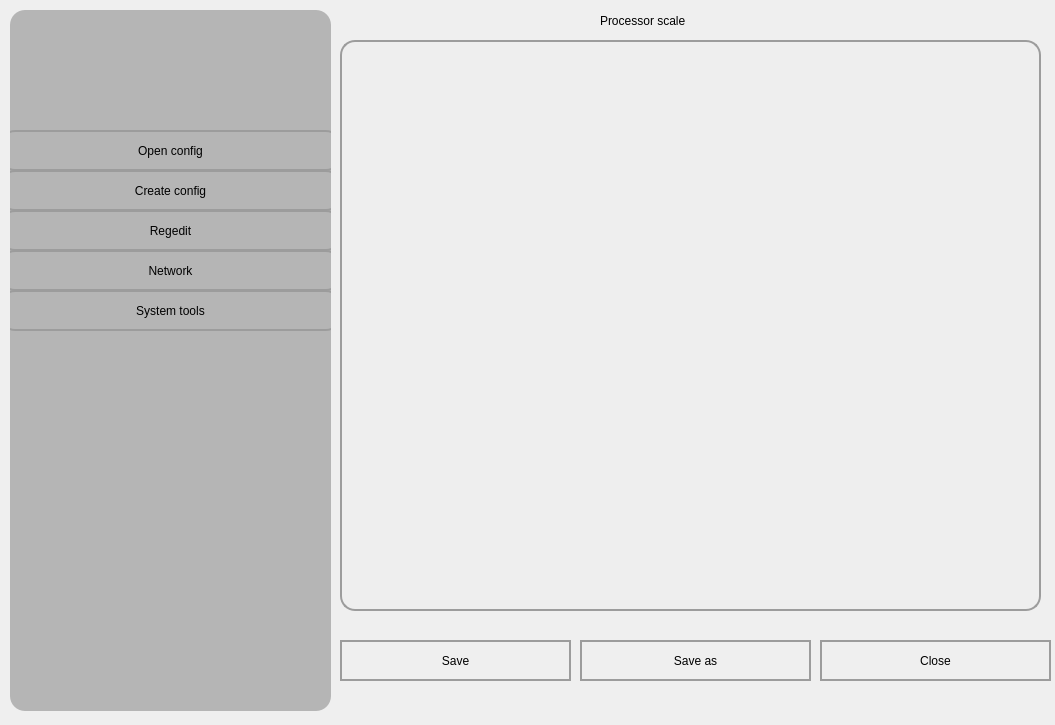
Old version of the form widget.ui in the repository JuneSunAt7/cfg_man.
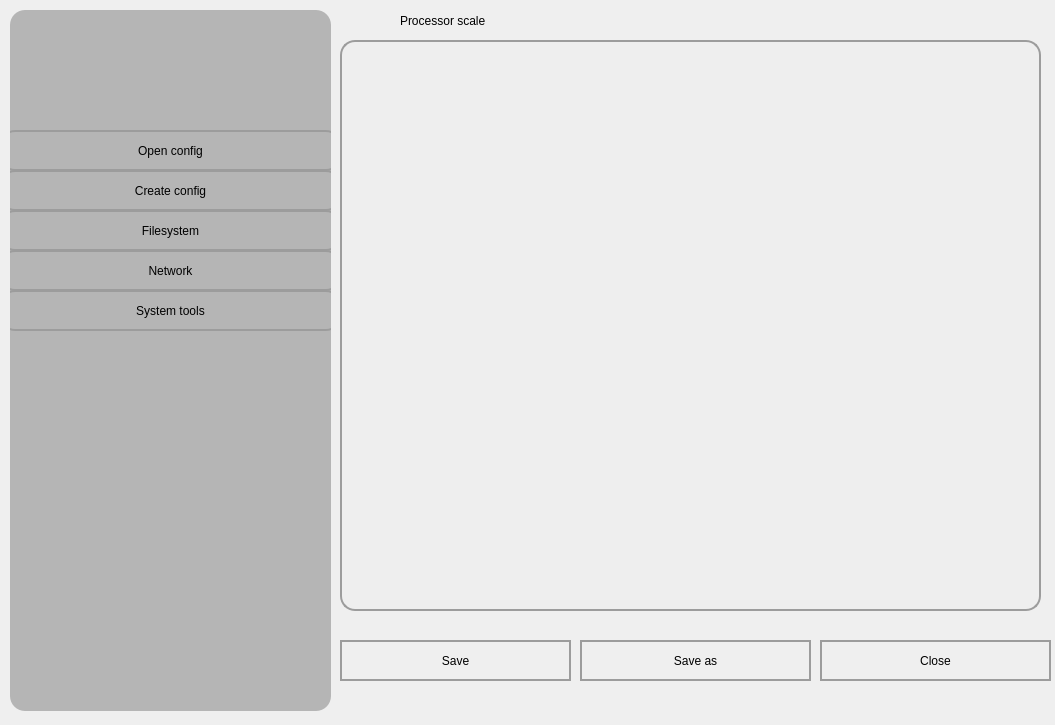
New version of the form. Icons and pictures are not drawn.

Diff of the .ui file:
```diff
--- a/widget.ui
+++ b/widget.ui
@@ -116,7 +116,7 @@
 </string>
     </property>
     <property name="text">
-     <string>Regedit</string>
+     <string>Filesystem</string>
     </property>
    </widget>
    <widget class="QPushButton" name="network_pbn">
@@ -190,9 +190,9 @@
   <widget class="QLabel" name="label_2">
    <property name="geometry">
     <rect>
-     <x>600</x>
+     <x>400</x>
      <y>10</y>
-     <width>181</width>
+     <width>551</width>
      <height>21</height>
     </rect>
    </property>
```
Left out of the diff: 2 changed lines with no effect on the pictures.
